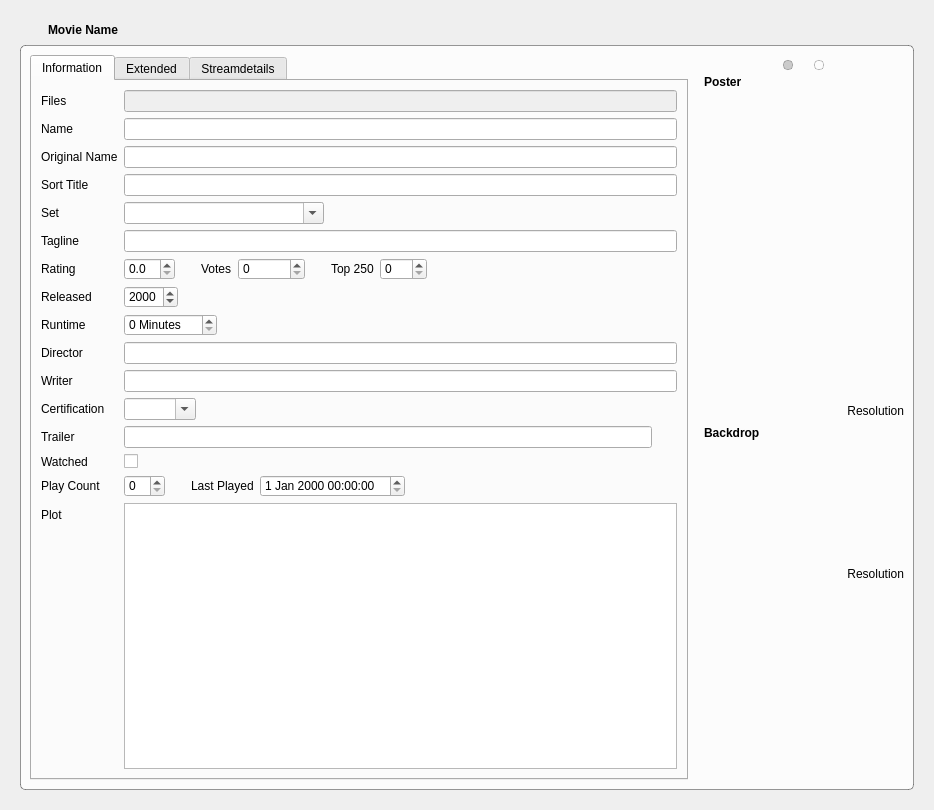
Komet/MediaElch, file movies/MovieWidget.ui: the form before one commit.
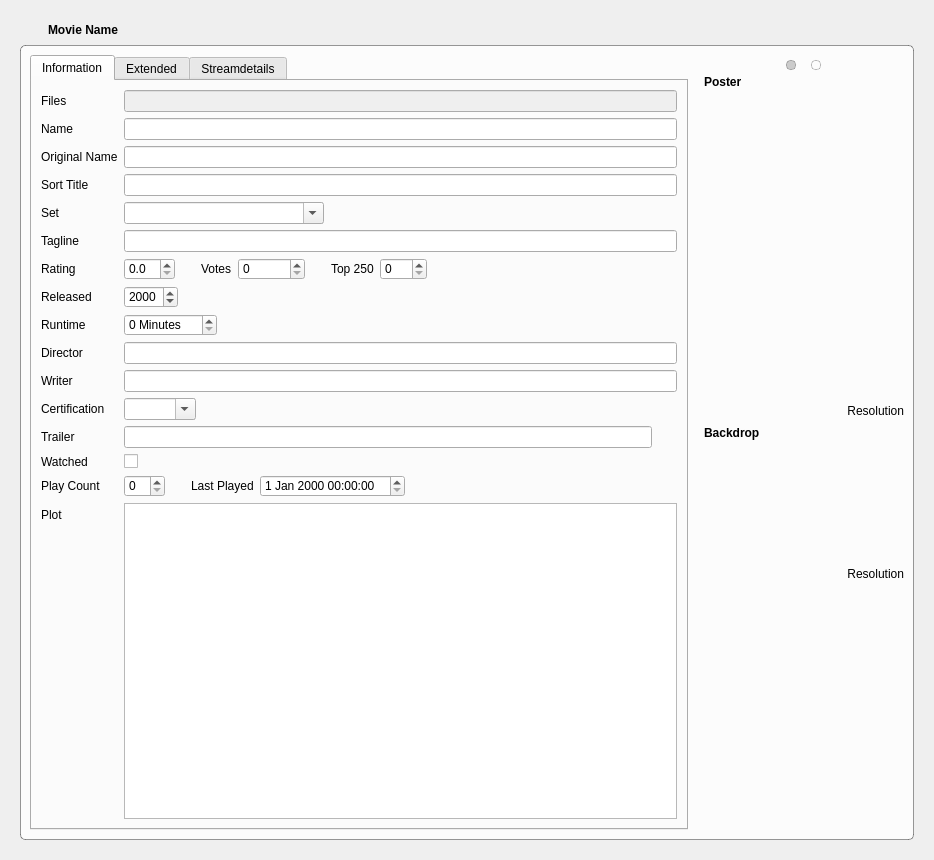
The form after the commit. Icons and pictures are not drawn. Custom widgets are drawn as their Qt base class.

Commit message: Expand Art Widget when window is big enough

```diff
--- a/movies/MovieWidget.ui
+++ b/movies/MovieWidget.ui
@@ -7,7 +7,7 @@
     <x>0</x>
     <y>0</y>
     <width>934</width>
-    <height>810</height>
+    <height>860</height>
    </rect>
   </property>
   <property name="windowTitle">
@@ -1176,9 +1176,10 @@
            <number>0</number>
           </property>
           <item>
-           <layout class="QHBoxLayout" name="horizontalLayout_12">
-            <property name="spacing">
-             <number>12</number>
+           <widget class="QWidget" name="artStackedWidgetButtons" native="true">
+            <layout class="QHBoxLayout" name="horizontalLayout_20">
+             <property name="margin">
+              <number>0</number>
             </property>
             <item>
              <spacer name="horizontalSpacer_7">
@@ -1272,6 +1273,7 @@
              </spacer>
             </item>
            </layout>
+           </widget>
           </item>
           <item>
            <widget class="SlidingStackedWidget" name="artStackedWidget">
```
Left out of the diff: 2 changed lines with no effect on the pictures. Lines whose indentation alone changed are shown as unchanged. The commit also changes 7 other files.
